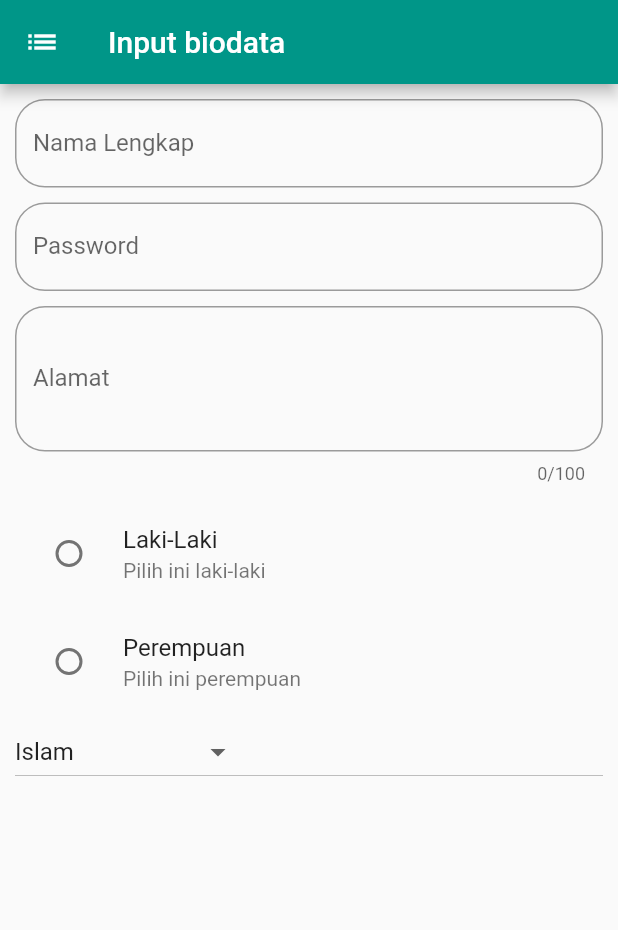
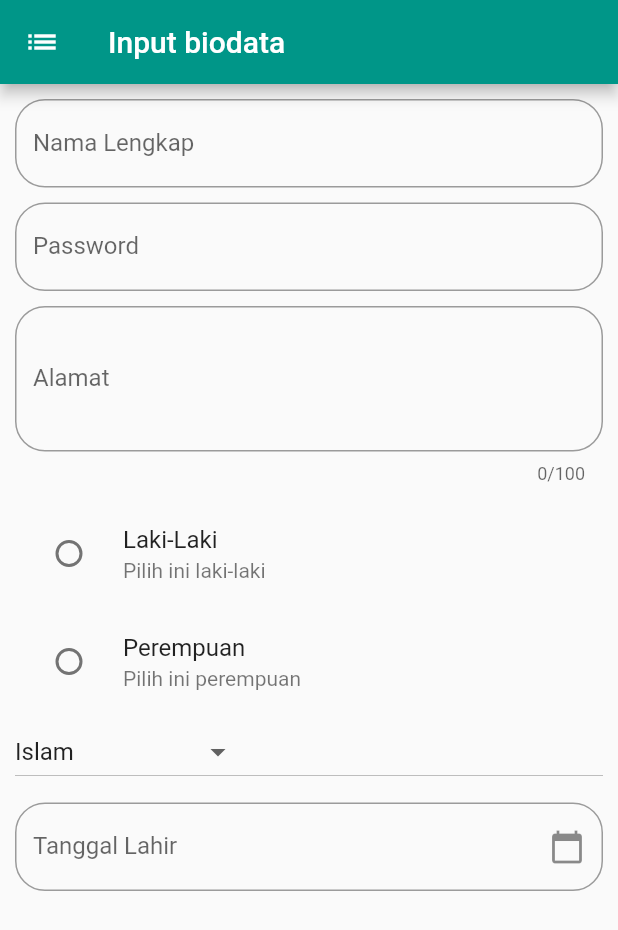
Before and after one commit to 19312040-uti/latihan1_pm2_cdx, a Flutter app: the screen it shows after launch, on a phone screen of 412 x 824 dp. Shown: the top 930 px of the screen. Run offline on Flutter 3.47's test engine with Material 2 defaults, Android fonts, the phone set to English and light mode, and no system bars.

Commit message:
add datetime

```diff
--- a/lib/main.dart
+++ b/lib/main.dart
@@ -30,6 +30,7 @@ class formInput extends StatefulWidget {
 }
 
 class _formInputState extends State<formInput> {
+  TextEditingController var_tanggal = TextEditingController();
 
   String? _jk;
   void pilihJk(String value) {
@@ -48,6 +49,41 @@ class _formInputState extends State<formInput> {
   ];
 
   String _agama = "Islam";
+
+  void dispose() {
+    var_tanggal.dispose();
+    super.dispose();
+  }
+
+  String formatDate(DateTime date) {
+    return DateFormat("dd-MM-yyyy").format(date);
+  }
+
+  DateTime selectedDate = DateTime.now();
+
+  Future<void> _selectedDate(BuildContext context) async {
+    final DateTime? picked = await showDatePicker(
+      context: context,
+      initialDate: selectedDate,
+      firstDate: DateTime(1980),
+      lastDate: DateTime(2101),
+      builder: (context, child) {
+        return Theme(data: ThemeData.light().copyWith(
+          primaryColor: Colors.teal,
+          hintColor: Colors.teal,
+          colorScheme: ColorScheme.light(primary: Colors.teal)
+        ),
+        child: child!
+        );
+      },
+    );
+    if(picked != null && picked != selectedDate) {
+      setState(() {
+        selectedDate = picked;
+        var_tanggal.text = formatDate(selectedDate).toString();
+      });
+    }
+  }
 
   @override
   Widget build(BuildContext context) {
@@ -134,7 +170,24 @@ class _formInputState extends State<formInput> {
                 });
               },
             ),
-
+            SizedBox(
+              height: 10,
+            ),
+            TextField(
+              controller: var_tanggal,
+              readOnly: true,
+              decoration: InputDecoration(
+                hintText: "Tanggal Lahir",
+                labelText: "Tanggal Lahir",
+                border: OutlineInputBorder(
+                  borderRadius: BorderRadius.circular(20),
+                ),
+                suffixIcon: IconButton(
+                  onPressed: () => _selectedDate(context),
+                  icon: Icon(Icons.calendar_today)
+                )
+              ),
+            ),
           ],
         ),
       ),
--- a/pubspec.yaml
+++ b/pubspec.yaml
@@ -46,7 +46,7 @@ dev_dependencies:
   # activated in the `analysis_options.yaml` file located at the root of your
   # package. See that file for information about deactivating specific lint
   # rules and activating additional ones.
-  flutter_lints: ^2.0.0
+  flutter_lints: ^3.0.0
 
 # For information on the generic Dart part of this file, see the
 # following page: https://dart.dev/tools/pub/pubspec
```
Also changed, not shown: pubspec.lock.
